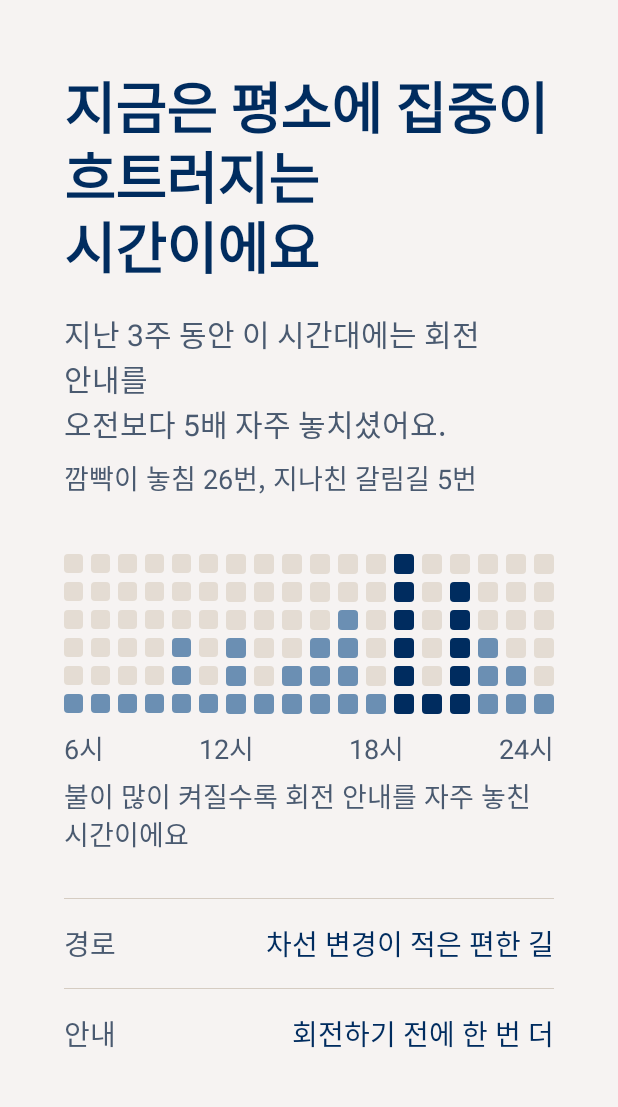
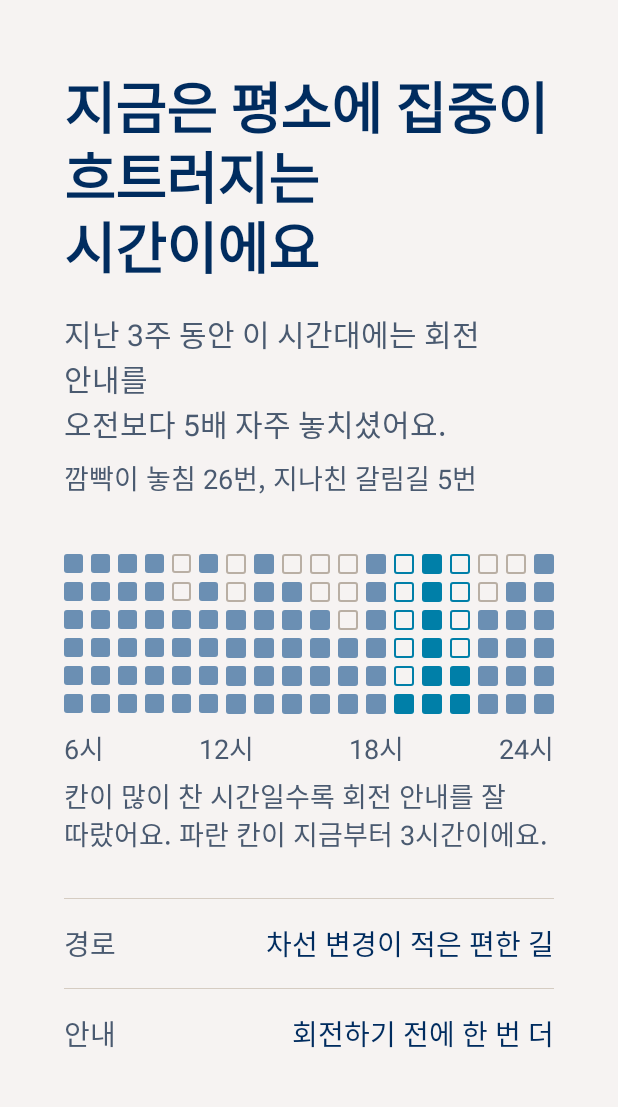
Before and after one commit to botdue-pleos/jipjungjanryang, an Android app built with Jetpack Compose: the screen it shows after launch (MainActivity), on a phone screen of 412 x 824 dp, the part 104-1211 px from its top. Run offline under Robolectric (Android 15) with nearby library versions, the phone set to English and light mode, and no system bars; Roboto replaces fonts that are not available here.

Commit message:
집중잔량 v0.4.0: 디자인 밤 충전소

```diff
--- a/app/build.gradle.kts
+++ b/app/build.gradle.kts
@@ -12,8 +12,8 @@ android {
         applicationId = "com.botdue.jipjung"
         minSdk = 28
         targetSdk = 34
-        versionCode = 3
-        versionName = "0.3.0"
+        versionCode = 4
+        versionName = "0.4.0"
     }
 
     buildTypes {
--- a/app/src/main/java/com/botdue/jipjung/MainActivity.kt
+++ b/app/src/main/java/com/botdue/jipjung/MainActivity.kt
@@ -36,7 +36,10 @@ class MainActivity : ComponentActivity() {
         val source = DemoSignalSource()
         val results = MissedTurnSignalDetector().detect(source.signals())
         val curve = FocusCurve(results)
-        setContent { JipjungApp(curve, source.helpDays) }
+        // 화면 캡처·영상용: adb shell am start ... --es screen Parked --ei memos 3
+        val start = intent.getStringExtra("screen")?.let { runCatching { Screen.valueOf(it) }.getOrNull() } ?: Screen.Depart
+        val startMemos = intent.getIntExtra("memos", 0)
+        setContent { JipjungApp(curve, source.helpDays, start, startMemos) }
     }
 }
 
@@ -48,12 +51,12 @@ private val SAMPLE_MEMOS = listOf(
 )
 
 @Composable
-fun JipjungApp(curve: FocusCurve, helpDays: Set<java.time.LocalDate>) {
+fun JipjungApp(curve: FocusCurve, helpDays: Set<java.time.LocalDate>, start: Screen = Screen.Depart, startMemos: Int = 0) {
     // AAOS 주간/야간 모드를 따른다
     val palette = if (isSystemInDarkTheme()) NightPalette else DayPalette
-    var screen by remember { mutableStateOf(Screen.Depart) }
+    var screen by remember { mutableStateOf(start) }
     var helpMode by remember { mutableStateOf(true) }
-    val memos = remember { mutableStateListOf<Memo>() }
+    val memos = remember { mutableStateListOf<Memo>().apply { addAll(SAMPLE_MEMOS.take(startMemos)) } }
     val assets = LocalContext.current.assets
     val font = remember { astaSans(assets) }
 
--- a/app/src/main/java/com/botdue/jipjung/ui/DepartScreen.kt
+++ b/app/src/main/java/com/botdue/jipjung/ui/DepartScreen.kt
@@ -1,6 +1,8 @@
 package com.botdue.jipjung.ui
 
+import androidx.compose.foundation.BorderStroke
 import androidx.compose.foundation.background
+import androidx.compose.foundation.border
 import androidx.compose.foundation.layout.Arrangement
 import androidx.compose.foundation.layout.Box
 import androidx.compose.foundation.layout.Column
@@ -59,7 +61,7 @@ fun DepartScreen(
             listOf("6시", "12시", "18시", "24시").forEach { T(it, 22.tx, color = pal.sub) }
         }
         Spacer(Modifier.height(8.px))
-        T("불이 많이 켜질수록 회전 안내를 자주 놓친 시간이에요", 22.tx, color = pal.sub)
+        T("칸이 많이 찬 시간일수록 회전 안내를 잘 따랐어요. 파란 칸이 지금부터 3시간이에요.", 22.tx, color = pal.sub)
 
         Spacer(Modifier.height(44.px))
         Divider()
@@ -75,31 +77,37 @@ fun DepartScreen(
     }
 }
 
-/** 하루 집중 곡선: 6시~24시 18칸, 아래부터 불이 켜지는 픽셀 막대 */
+/**
+ * 하루 집중 곡선을 전기차 충전 표시처럼 그린다: 6시~24시 18개 막대, 막대마다 6칸.
+ * 그 시간에 회전 안내를 잘 따랐을수록 칸이 많이 찬다(집중이 남아 있던 시간).
+ * 지금부터 3시간은 충전 빛(Active Blue)으로 칠하고 빈 칸도 같은 색 테두리로 보여 준다.
+ */
 @Composable
 fun FocusCurveGrid(heights: List<Int>, nowHours: IntRange, rows: Int = 6) {
     val p = pal
     Column(
         Modifier
             .fillMaxWidth()
-            .semantics { contentDescription = "하루 집중 곡선. 막대가 높을수록 회전 안내를 자주 놓친 시간이에요." },
+            .semantics { contentDescription = "하루 집중 잔량. 칸이 많이 찬 시간일수록 회전 안내를 잘 따랐어요." },
         verticalArrangement = Arrangement.spacedBy(8.px),
     ) {
         for (row in 0 until rows) {
             Row(horizontalArrangement = Arrangement.spacedBy(8.px)) {
                 heights.forEachIndexed { col, h ->
-                    val lit = rows - row <= h
+                    val charge = rows + 1 - h
+                    val filled = rows - row <= charge
                     val isNow = (col + 6) in nowHours
-                    val color = when {
-                        isNow && lit -> p.cellNow
-                        lit -> p.cellBar
-                        else -> p.cellEmpty
-                    }
+                    val shape = RoundedCornerShape(3.px)
                     Box(
                         Modifier
                             .weight(1f)
                             .aspectRatio(1f)
-                            .background(color, RoundedCornerShape(4.px))
+                            .then(
+                                when {
+                                    filled -> Modifier.background(if (isNow) p.cellNow else p.cellBar, shape)
+                                    else -> Modifier.border(BorderStroke(2.px, if (isNow) p.cellNow else p.cellEmpty), shape)
+                                }
+                            )
                     )
                 }
             }
--- a/app/src/main/java/com/botdue/jipjung/ui/Theme.kt
+++ b/app/src/main/java/com/botdue/jipjung/ui/Theme.kt
@@ -44,6 +44,7 @@ data class Palette(
     val primaryBg: Color,
     val primaryFg: Color,
     val outline: Color,
+    /** 모래색 카드: 운전자가 맡겨 둔 생각에만 쓴다 (사람의 말이 화면의 주인공) */
     val cardBg: Color,
     val cardFg: Color,
     val cardSub: Color,
@@ -52,22 +53,30 @@ data class Palette(
     val mapStable: Color,
     val mapSlight: Color,
     val mapOften: Color,
+    /** 차가 알려 주는 정보 카드 (창문·전조등 등) */
+    val surface: Color,
 )
 
+/*
+ * 야간: 광고 "밤낚시"의 밤 충전소. Hyundai Blue보다 한 단계 깊은 밤 남색 바탕에
+ * 충전 빛(Active Blue)은 "지금"에만, 모래색은 운전자의 생각 카드에만 쓴다.
+ */
 val NightPalette = Palette(
-    bg = Color(0xFF002C5F), fg = Color(0xFFF6F3F2), sub = Color(0xFFAACAE6), line = Color(0xFF2A5A8F),
-    cellEmpty = Color(0xFF0E3B6F), cellBar = Color(0xFF3A7FB8), cellNow = Color(0xFFE4DCD3),
-    primaryBg = Color(0xFF00AAD2), primaryFg = Color(0xFF002C5F), outline = Color(0xFF3F6799),
+    bg = Color(0xFF00193A), fg = Color(0xFFF6F3F2), sub = Color(0xFFAACAE6), line = Color(0xFF143E6B),
+    cellEmpty = Color(0xFF2A5A8F), cellBar = Color(0xFF3A7FB8), cellNow = Color(0xFF00AAD2),
+    primaryBg = Color(0xFF00AAD2), primaryFg = Color(0xFF00193A), outline = Color(0xFF3F6799),
     cardBg = Color(0xFFE4DCD3), cardFg = Color(0xFF002C5F), cardSub = Color(0xFF3B4A5C), accent = Color(0xFF00AAD2),
-    mapNone = Color(0xFF0E3B6F), mapStable = Color(0xFF3A7FB8), mapSlight = Color(0xFF7FA9C9), mapOften = Color(0xFFE4DCD3),
+    mapNone = Color(0xFF0B2A50), mapStable = Color(0xFF3A7FB8), mapSlight = Color(0xFF24598F), mapOften = Color(0xFF00193A),
+    surface = Color(0xFF002C5F),
 )
 
 val DayPalette = Palette(
     bg = Color(0xFFF6F3F2), fg = Color(0xFF002C5F), sub = Color(0xFF4A5A70), line = Color(0xFFD5CCC2),
-    cellEmpty = Color(0xFFE4DCD3), cellBar = Color(0xFF6B8FB3), cellNow = Color(0xFF002C5F),
+    cellEmpty = Color(0xFFB9AFA4), cellBar = Color(0xFF6B8FB3), cellNow = Color(0xFF007FA8),
     primaryBg = Color(0xFF002C5F), primaryFg = Color(0xFFF6F3F2), outline = Color(0xFFB9AFA4),
     cardBg = Color(0xFFE4DCD3), cardFg = Color(0xFF002C5F), cardSub = Color(0xFF3B4A5C), accent = Color(0xFF007FA8),
-    mapNone = Color(0xFFE4DCD3), mapStable = Color(0xFFAACAE6), mapSlight = Color(0xFF6B8FB3), mapOften = Color(0xFF002C5F),
+    mapNone = Color(0xFFE4DCD3), mapStable = Color(0xFF6B8FB3), mapSlight = Color(0xFFAACAE6), mapOften = Color(0xFFF6F3F2),
+    surface = Color(0xFFFFFFFF),
 )
 
 val LocalPalette = staticCompositionLocalOf { NightPalette }
```
Also changed, not shown: app/src/main/java/com/botdue/jipjung/ui/ParkedScreen.kt (+15 -13 lines), app/src/main/java/com/botdue/jipjung/ui/WeeklyScreen.kt (+6 -4 lines), 11 other files.
